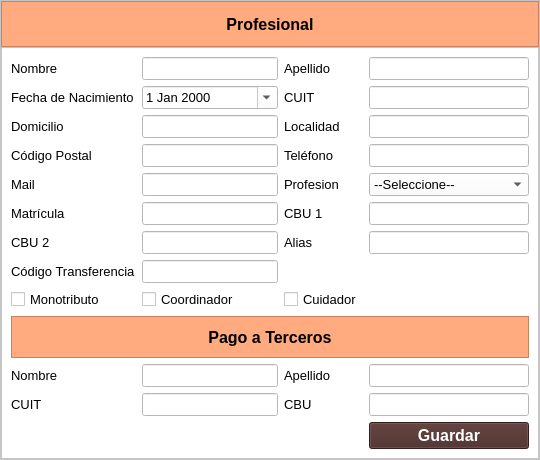
This is gui/profesionales/modificar_profesional.ui in ayenaccarato/Marcanac as Qt 5 draws it before an edit. The edited form follows.
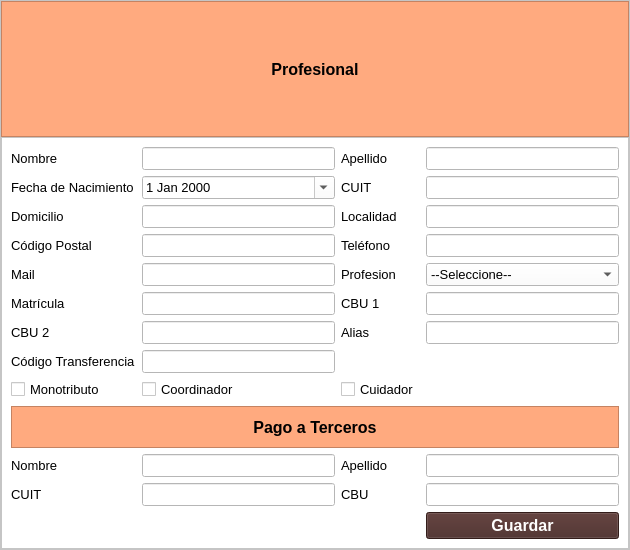
This is the edited form.

Diff of the .ui file:
```diff
--- a/gui/profesionales/modificar_profesional.ui
+++ b/gui/profesionales/modificar_profesional.ui
@@ -6,8 +6,8 @@
    <rect>
     <x>0</x>
     <y>0</y>
-    <width>540</width>
-    <height>460</height>
+    <width>630</width>
+    <height>550</height>
    </rect>
   </property>
   <property name="windowTitle">
```
Left out of the diff: 3 changed lines with no effect on the pictures.
